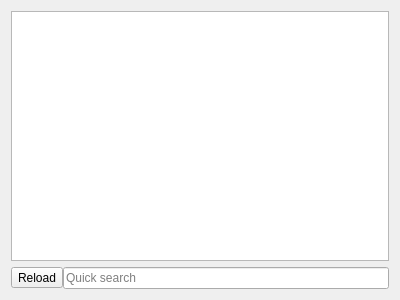
Before: the Qt Designer form ownerwidget.ui in Kuszki/MultimapAWZ, drawn with Qt 5.
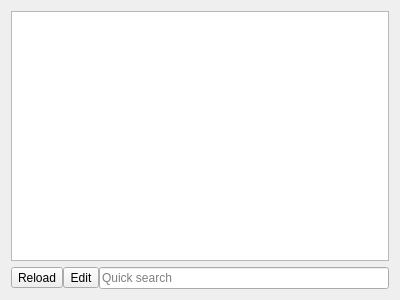
After: the same form once the commit is applied. Icons and pictures are not drawn.

What changed in the file:
```diff
--- a/ownerwidget.ui
+++ b/ownerwidget.ui
@@ -50,6 +50,17 @@
        </property>
       </widget>
      </item>
+     <item>
+      <widget class="QToolButton" name="editButton">
+       <property name="text">
+        <string>Edit</string>
+       </property>
+       <property name="icon">
+        <iconset theme="tools-check-spelling">
+         <normaloff>.</normaloff>.</iconset>
+       </property>
+      </widget>
+     </item>
      <item>
       <widget class="QLineEdit" name="searchEdit">
        <property name="placeholderText">
```
Left out of the diff: 39 changed lines with no effect on the pictures.
